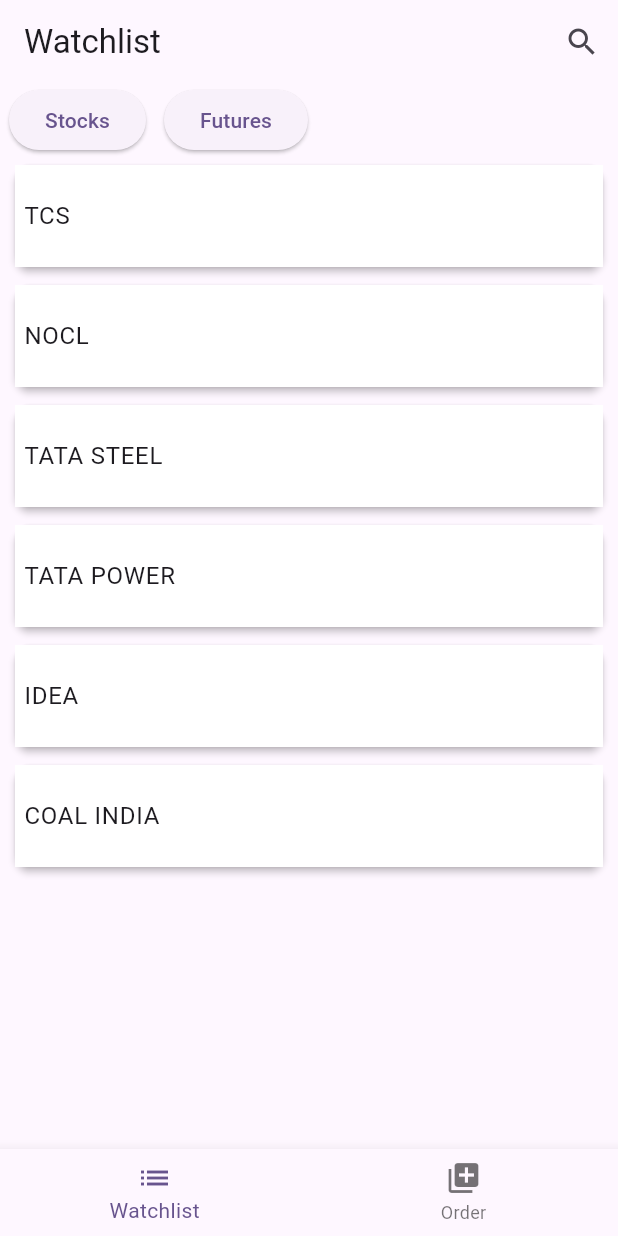
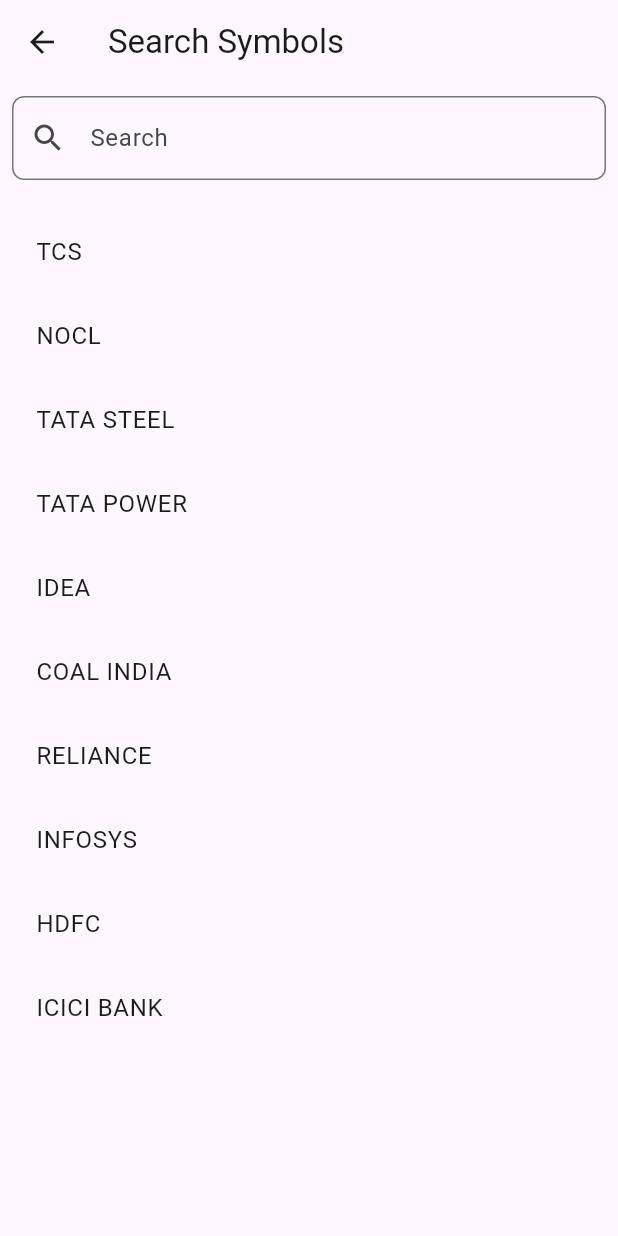
Before and after one commit to MohamedSafvanKP-MSIL/watchlist_app, a Flutter app: the screen it shows after launch, after a tap on the "search" icon, on a phone screen of 412 x 824 dp. Run offline on Flutter 3.47's test engine with Material 3 defaults, Android fonts, the phone set to English and light mode, and no system bars; our stand-ins replace bloc, equatable, flutter_bloc.

Commit message:
search functionality

```diff
--- a/lib/main.dart
+++ b/lib/main.dart
@@ -23,8 +23,7 @@
       home: MultiBlocProvider(
           providers: [
             BlocProvider(
-            create: (_) => WatchlistBloc(
-                MockWatchlistRepositoryImpl()), // Your existing WatchlistBloc
+              create: (_) => WatchlistBloc(MockWatchlistRepositoryImpl()), // Your existing WatchlistBloc
             ),
             BlocProvider(
               create: (_) => BottomNavigationCubit(), // New BottomNavigationCubit
--- /dev/null
+++ b/lib/presentation/cubits/search/search_cubit.dart
@@ -0,0 +1,34 @@
+import 'package:bloc/bloc.dart';
+import 'package:equatable/equatable.dart';
+
+part 'search_state.dart';
+
+class SearchCubit extends Cubit<SearchState> {
+
+  final List<String> _defaultSymbols = [
+    'TCS',
+    'NOCL',
+    'TATA STEEL',
+    'TATA POWER',
+    'IDEA',
+    'COAL INDIA',
+    'RELIANCE',
+    'INFOSYS',
+    'HDFC',
+    'ICICI BANK',
+  ];
+
+  SearchCubit() : super(const SearchState(symbols: [], query: ''));
+
+
+  void initialize() {
+    emit(state.copyWith(symbols: _defaultSymbols));
+  }
+
+  void filterSymbols(String query) {
+    final filteredSymbols = _defaultSymbols
+        .where((symbol) => symbol.toLowerCase().contains(query.toLowerCase()))
+        .toList();
+    emit(state.copyWith(symbols: filteredSymbols, query: query));
+  }
+}
--- /dev/null
+++ b/lib/presentation/cubits/search/search_state.dart
@@ -0,0 +1,24 @@
+part of 'search_cubit.dart';
+
+class SearchState extends Equatable {
+  final List<String> symbols;
+  final String query;
+
+  const SearchState({
+    required this.symbols,
+    required this.query,
+  });
+
+  SearchState copyWith({
+    List<String>? symbols,
+    String? query,
+  }) {
+    return SearchState(
+      symbols: symbols ?? this.symbols,
+      query: query ?? this.query,
+    );
+  }
+
+  @override
+  List<Object> get props => [symbols, query];
+}
--- /dev/null
+++ b/lib/presentation/screens/search_screen.dart
@@ -0,0 +1,68 @@
+import 'package:flutter/material.dart';
+import 'package:flutter_bloc/flutter_bloc.dart';
+import '../cubits/search/search_cubit.dart';
+import '../cubits/watchlist/watchlist_cubit.dart';
+
+class SearchScreen extends StatelessWidget {
+  const SearchScreen({super.key});
+
+  @override
+  Widget build(BuildContext context) {
+    return BlocProvider(
+      create: (_) =>
+          SearchCubit()..initialize(),
+      child: Builder(builder: (context) {
+        return Scaffold(
+          appBar: AppBar(
+            title: const Text('Search Symbols'),
+          ),
+          body: Padding(
+            padding: const EdgeInsets.all(8.0),
+            child: Column(
+              children: [
+                // Search Bar
+                TextField(
+                  onChanged: (query) {
+                    context.read<SearchCubit>().filterSymbols(
+                        query);
+                  },
+                  decoration: InputDecoration(
+                    labelText: 'Search',
+                    hintText: 'Search symbols...',
+                    border: OutlineInputBorder(
+                      borderRadius: BorderRadius.circular(8),
+                    ),
+                    prefixIcon: const Icon(Icons.search),
+                  ),
+                ),
+                const SizedBox(height: 20),
+
+                // Displaying symbols
+                Expanded(
+                  child: BlocBuilder<SearchCubit, SearchState>(
+                    builder: (context, state) {
+                      if (state.symbols.isEmpty) {
+                        return const Center(child: Text('No symbols found'));
+                      }
+
+                      return ListView.builder(
+                        itemCount: state.symbols.length,
+                        itemBuilder: (context, index) {
+                          return ListTile(
+                            title: Text(state.symbols[index]),
+                            onTap: () {
+                            },
+                          );
+                        },
+                      );
+                    },
+                  ),
+                ),
+              ],
+            ),
+          ),
+        );
+      }),
+    );
+  }
+}
--- a/lib/presentation/screens/watchlist_screen.dart
+++ b/lib/presentation/screens/watchlist_screen.dart
@@ -1,6 +1,7 @@
 import 'package:flutter/material.dart';
 import 'package:flutter_bloc/flutter_bloc.dart';
 import 'package:watchlist_test/core/enums/common.dart';
+import 'package:watchlist_test/presentation/screens/search_screen.dart';
 
 import '../cubits/watchlist/watchlist_cubit.dart';
 
@@ -30,7 +31,10 @@
             icon: const Icon(Icons.search),
             onPressed: () {
               context.read<WatchlistBloc>().handleSearchOrGroupChange();
-              // Navigate to search screen
+              Navigator.push(
+                context,
+                MaterialPageRoute(builder: (context) => const SearchScreen()),
+              );
             },
           ),
         ],
@@ -61,14 +65,14 @@
                     return Card(
                       margin: EdgeInsets.symmetric(horizontal: 10, vertical: 6),
                       key: ValueKey(symbol.name),
-                      elevation: 2, // Adds shadow to the card
+                      elevation: 2,
                       shape: RoundedRectangleBorder(
-                        borderRadius: BorderRadius.circular(10), // Rounded corners for the border
+                        borderRadius: BorderRadius.circular(10),
                       ),
                       child: ListTile(
-                        contentPadding: const EdgeInsets.all(6) ,// Adds padding inside the ListTile
+                        contentPadding: const EdgeInsets.all(6) ,
                         title: Text(symbol.name),
-                        tileColor: Colors.white, // Background color of the tile
+                        tileColor: Colors.white,
                       ),
                     );
                   },
```
Lines whose indentation alone changed are shown as unchanged.
